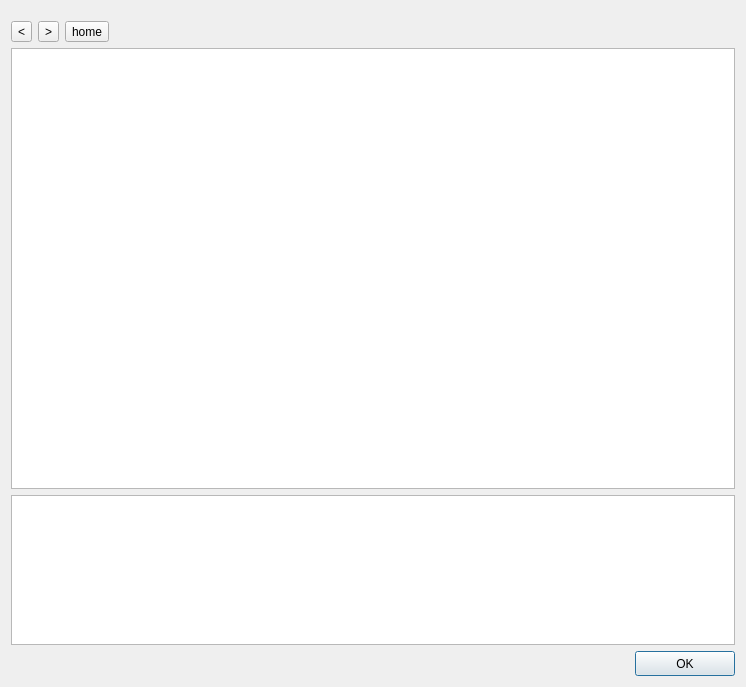
Above: ui/help.ui from garzol/wiflip before the change. Below: the same form after it.
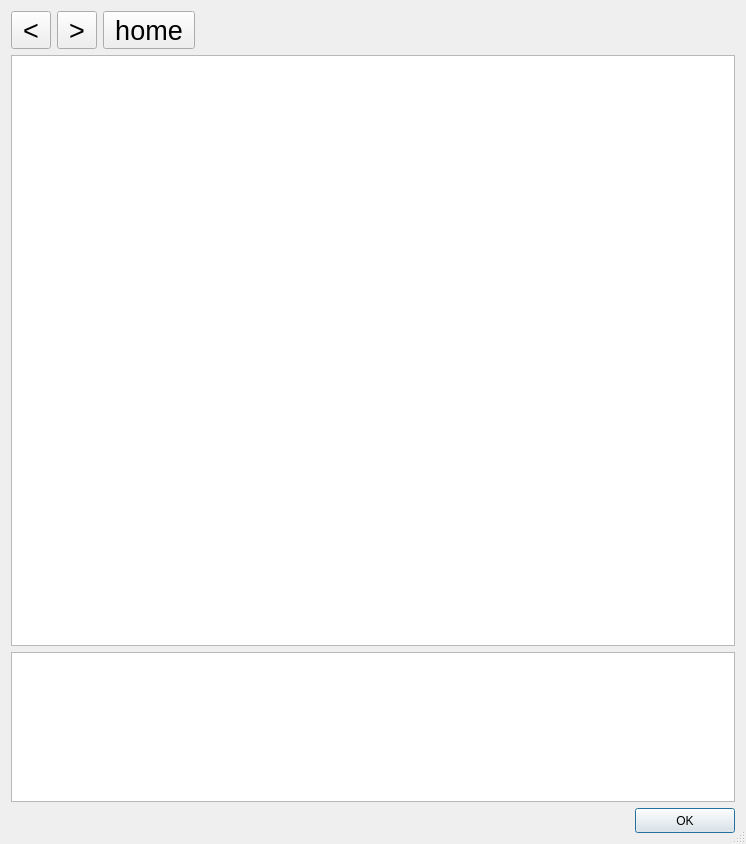
That is the form after the change.

Commit message: added help material and multifacelift automatized

What changed in the file:
```diff
--- a/ui/help.ui
+++ b/ui/help.ui
@@ -7,13 +7,13 @@
     <x>0</x>
     <y>0</y>
     <width>746</width>
-    <height>687</height>
+    <height>844</height>
    </rect>
   </property>
   <property name="windowTitle">
    <string>Help</string>
   </property>
-  <property name="modal">
+  <property name="sizeGripEnabled">
    <bool>true</bool>
   </property>
   <layout class="QGridLayout" name="gridLayout">
@@ -85,13 +85,18 @@
    <item row="0" column="0">
     <layout class="QHBoxLayout" name="horizontalLayout_2">
      <property name="topMargin">
-      <number>10</number>
+      <number>0</number>
      </property>
      <property name="rightMargin">
       <number>0</number>
      </property>
      <item>
       <widget class="QToolButton" name="toolButton_3">
+       <property name="font">
+        <font>
+         <pointsize>20</pointsize>
+        </font>
+       </property>
        <property name="text">
         <string>&lt;</string>
        </property>
@@ -99,6 +104,11 @@
      </item>
      <item>
       <widget class="QToolButton" name="toolButton_2">
+       <property name="font">
+        <font>
+         <pointsize>20</pointsize>
+        </font>
+       </property>
        <property name="text">
         <string>&gt;</string>
        </property>
@@ -106,6 +116,11 @@
      </item>
      <item>
       <widget class="QToolButton" name="toolButton">
+       <property name="font">
+        <font>
+         <pointsize>20</pointsize>
+        </font>
+       </property>
        <property name="text">
         <string>home</string>
        </property>
```
Left out of the diff: 3 changed lines with no effect on the pictures. The commit also changes 15 other files.
